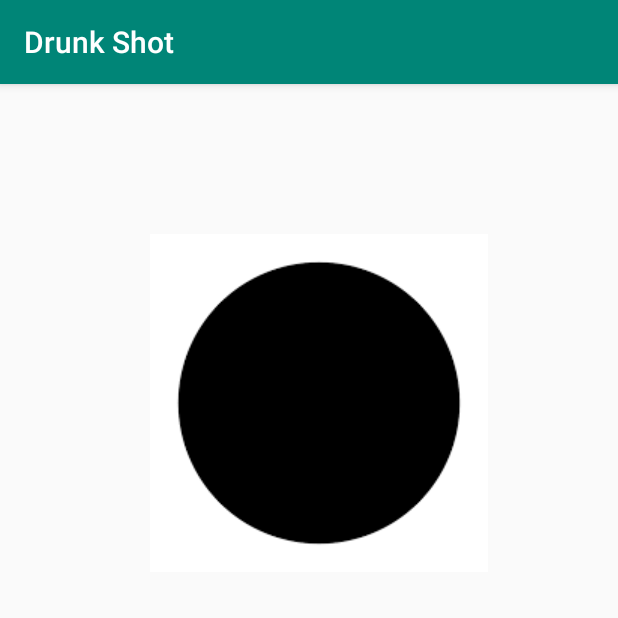
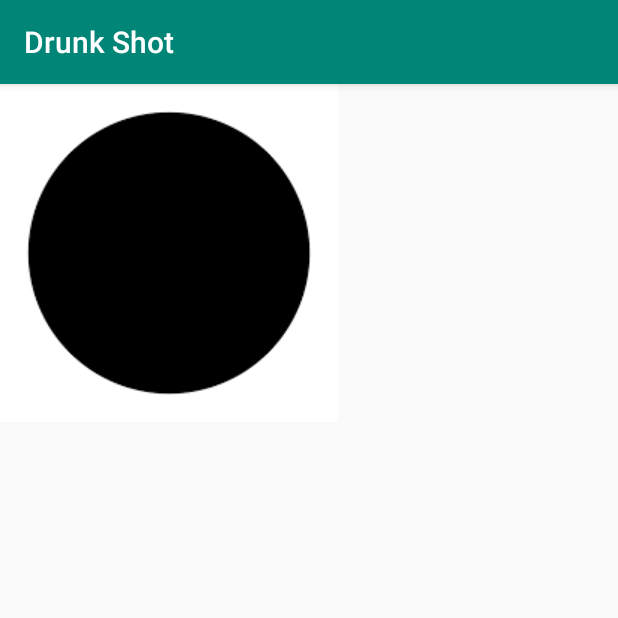
Before and after one commit to PainKillerQc/Drunk-Shot, an Android app: the screen it shows after launch (MainActivity), on a phone screen of 412 x 824 dp, the top half of it. Run offline under Robolectric (Android 15) with nearby library versions, the light colour scheme and no system bars.

Commit message:
tien thomas

```diff
--- a/Drunk Shot/app/src/main/java/com/example/drunkbattle/MainActivity.java
+++ b/Drunk Shot/app/src/main/java/com/example/drunkbattle/MainActivity.java
@@ -6,16 +6,18 @@ import android.os.Bundle;
 import android.util.Log;
 import android.view.MotionEvent;
 import android.view.VelocityTracker;
+import android.widget.ImageView;
 
 public class MainActivity extends AppCompatActivity {
     private static final String DEBUG_TAG = "Velocity";
     private VelocityTracker mVelocityTracker = null;
+    ImageView circle;
 
     @Override
     protected void onCreate(Bundle savedInstanceState) {
         super.onCreate(savedInstanceState);
         setContentView(R.layout.activity_main);
-
+        circle = findViewById(R.id.circleImage);
 
     }
 
@@ -44,16 +46,19 @@ public class MainActivity extends AppCompatActivity {
                 // When you want to determine the velocity, call
                 // computeCurrentVelocity(). Then call getXVelocity()
                 // and getYVelocity() to retrieve the velocity for each pointer ID.
-                mVelocityTracker.computeCurrentVelocity(1000);
+                mVelocityTracker.computeCurrentVelocity(100);
                 // Log velocity of pixels per second
                 // Best practice to use VelocityTrackerCompat where possible.
+
+
+
                 Log.d("", "X velocity: " + mVelocityTracker.getXVelocity(pointerId));
                 Log.d("", "Y velocity: " + mVelocityTracker.getYVelocity(pointerId));
                 break;
             case MotionEvent.ACTION_UP:
             case MotionEvent.ACTION_CANCEL:
                 // Return a VelocityTracker object back to be re-used by others.
-                mVelocityTracker.recycle();
+//                mVelocityTracker.recycle();
                 break;
         }
         return true;
--- a/Drunk Shot/app/src/main/res/layout/activity_main.xml
+++ b/Drunk Shot/app/src/main/res/layout/activity_main.xml
@@ -14,11 +14,12 @@
         tools:layout_editor_absoluteY="353dp">
 
         <ImageView
+            android:id="@+id/circleImage"
             android:layout_width="wrap_content"
             android:layout_height="wrap_content"
-            android:src="@drawable/circle"
-            android:translationX="100dp"
-            android:translationY="100dp"></ImageView>
+            android:src="@drawable/circle">
+
+        </ImageView>
 
     </FrameLayout>
 </androidx.constraintlayout.widget.ConstraintLayout>
```
